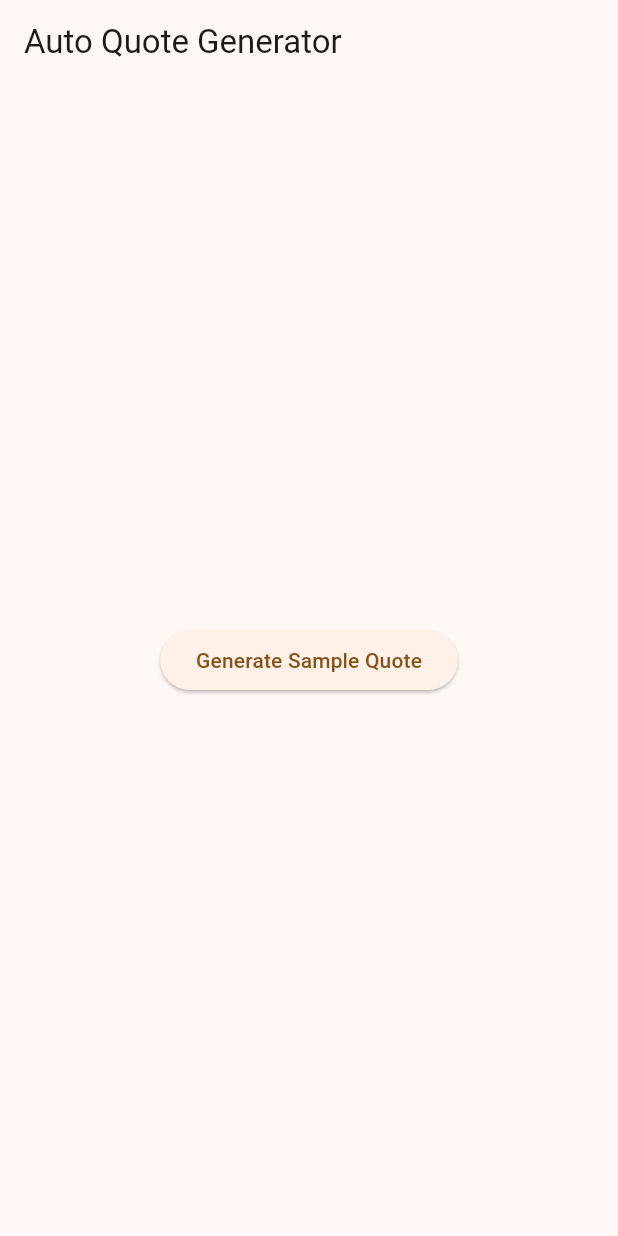
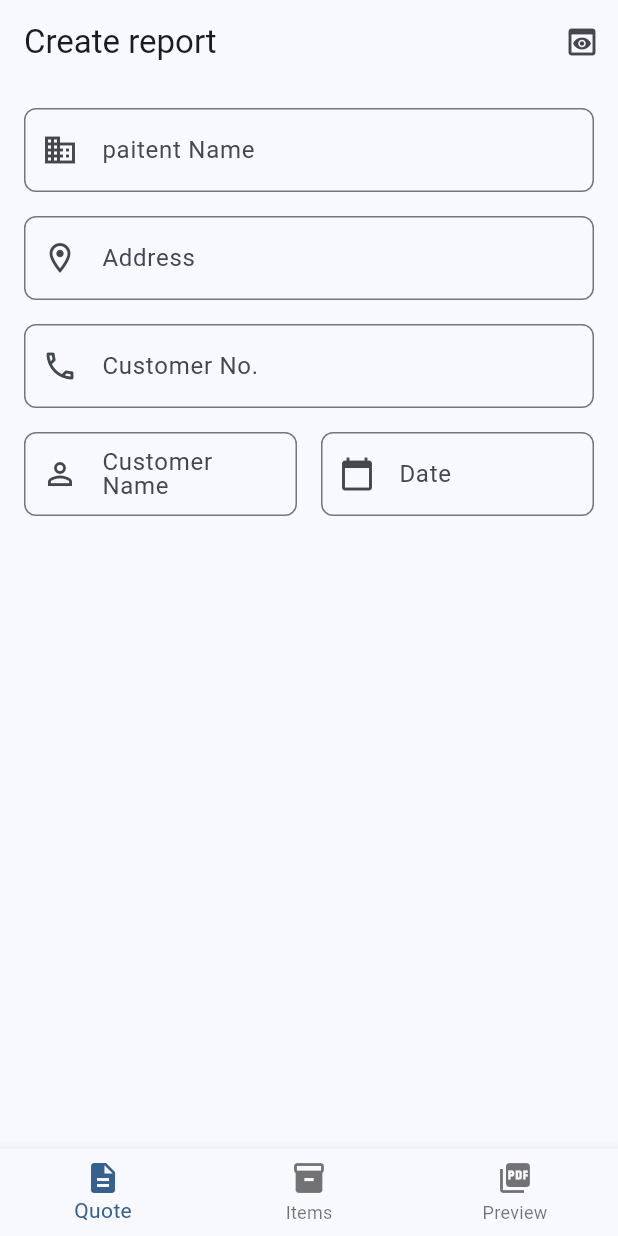
Before and after one commit to Sahil-Lakhani/Auto-Quote, a Flutter app: the screen it shows after launch, on a phone screen of 412 x 824 dp. Run offline on Flutter 3.47's test engine with Material 3 defaults, Android fonts, the phone set to English and light mode, and no system bars; our stand-ins replace pdf, printing.

Commit message:
added new tabs and screens and text controller for the form

```diff
--- a/lib/main.dart
+++ b/lib/main.dart
@@ -1,6 +1,8 @@
 import 'package:flutter/material.dart';
 import 'models/quote_model.dart';
 import 'screens/quote_preview_screen.dart';
+import 'screens/quote_form_screen.dart';
+import 'screens/product_form_screen.dart';
 
 void main() {
   runApp(const MyApp());
@@ -14,18 +16,31 @@ class MyApp extends StatelessWidget {
     return MaterialApp(
       title: 'Auto Quote',
       theme: ThemeData(
-        colorScheme: ColorScheme.fromSeed(seedColor: Colors.orange),
+        colorScheme: ColorScheme.fromSeed(seedColor: Colors.blue),
         useMaterial3: true,
       ),
-      home: const MyHomePage(),
+      home: const MainScreen(),
     );
   }
 }
 
-class MyHomePage extends StatelessWidget {
-  const MyHomePage({super.key});
+class MainScreen extends StatefulWidget {
+  const MainScreen({super.key});
 
-  Quote _getSampleQuote() {
+  @override
+  State<MainScreen> createState() => _MainScreenState();
+}
+
+class _MainScreenState extends State<MainScreen> {
+  int _selectedIndex = 0;
+
+  static final List<Widget> _screens = [
+    const QuoteFormScreen(),
+    const ProductFormScreen(),
+    QuotePreviewScreen(quote: _getSampleQuote()),
+  ];
+
+  static Quote _getSampleQuote() {
     return Quote(
       companyName: 'Design Que',
       address: 'address xyz',
@@ -92,26 +107,33 @@ class MyHomePage extends StatelessWidget {
     );
   }
 
+  void _onItemTapped(int index) {
+    setState(() {
+      _selectedIndex = index;
+    });
+  }
+
   @override
   Widget build(BuildContext context) {
     return Scaffold(
-      appBar: AppBar(
-        title: const Text('Auto Quote Generator'),
-      ),
-      body: Center(
-        child: ElevatedButton(
-          onPressed: () {
-            Navigator.push(
-              context,
-              MaterialPageRoute(
-                builder: (context) => QuotePreviewScreen(
-                  quote: _getSampleQuote(),
-                ),
-              ),
-            );
-          },
-          child: const Text('Generate Sample Quote'),
-        ),
+      body: _screens[_selectedIndex],
+      bottomNavigationBar: BottomNavigationBar(
+        items: const [
+          BottomNavigationBarItem(
+            icon: Icon(Icons.description),
+            label: 'Quote',
+          ),
+          BottomNavigationBarItem(
+            icon: Icon(Icons.inventory),
+            label: 'Items',
+          ),
+          BottomNavigationBarItem(
+            icon: Icon(Icons.picture_as_pdf),
+            label: 'Preview',
+          ),
+        ],
+        currentIndex: _selectedIndex,
+        onTap: _onItemTapped,
       ),
     );
   }
--- /dev/null
+++ b/lib/screens/quote_form_screen.dart
@@ -0,0 +1,341 @@
+import 'package:auto_quote/models/quote_model.dart';
+import 'package:auto_quote/screens/quote_preview_screen.dart';
+import 'package:flutter/material.dart';
+
+class QuoteFormScreen extends StatefulWidget {
+  const QuoteFormScreen({super.key});
+
+  @override
+  State<QuoteFormScreen> createState() => _QuoteFormScreenState();
+}
+
+class _QuoteFormScreenState extends State<QuoteFormScreen> {
+
+  final _companyController = TextEditingController();
+  final _addressController = TextEditingController();
+  final _phoneController = TextEditingController();
+  final _customerController = TextEditingController();
+  final _dateController = TextEditingController();
+
+  // bool _isDiscountEnabled = false;
+  // bool _isGstEnabled = false;
+
+  @override
+  void dispose() {
+    _companyController.dispose();
+    _addressController.dispose();
+    _phoneController.dispose();
+    _customerController.dispose();
+    _dateController.dispose();
+    super.dispose();
+  }
+
+  Quote _createQuote() {
+    return Quote(
+      companyName: _companyController.text,
+      address: _addressController.text,
+      phone: _phoneController.text,
+      clientName: _customerController.text,
+      date: _dateController.text.isNotEmpty
+          ? DateTime.parse(_dateController.text)
+          : DateTime.now(),
+      sections: [
+        QuoteSection(
+          title: 'Master Bedroom',
+          items: [
+            QuoteItem(
+              description: 'Bed -with Storage - Surrounded Cushioning',
+              areaOrQuantity: 1,
+              unitPrice: 85000,
+              totalPrice: 85000,
+            ),
+            QuoteItem(
+              description: 'Wardrobe - Sliding Shutter - with Laminates',
+              dimensions: "8'w x 7'h ft",
+              areaOrQuantity: 56,
+              unitPrice: 1850,
+              totalPrice: 103600,
+            ),
+            QuoteItem(
+              description: 'Walk-In Wardrobe - Loft Units - with Laminate',
+              dimensions: "8'w x 2'h ft",
+              areaOrQuantity: 16,
+              unitPrice: 1150,
+              totalPrice: 18400,
+            ),
+            QuoteItem(
+              description: 'Wall Light',
+              areaOrQuantity: 1,
+              unitPrice: 3000,
+              totalPrice: 3000,
+            ),
+            QuoteItem(
+              description: 'Bedback Panel with duco paint and louvers',
+              dimensions: "10'w x 9.5'h ft",
+              areaOrQuantity: 95,
+              unitPrice: 800,
+              totalPrice: 76000,
+            ),
+          ],
+        ),
+        QuoteSection(
+          title: 'Other',
+          items: [
+            QuoteItem(
+              description: 'False Ceiling - Painting - Asian Paints',
+              areaOrQuantity: 120,
+              unitPrice: 25,
+              totalPrice: 3000,
+            ),
+            QuoteItem(
+              description: 'False Ceiling - Saint Gobain Brand',
+              areaOrQuantity: 120,
+              unitPrice: 60,
+              totalPrice: 7200,
+            ),
+          ],
+        ),
+      ],
+    );
+  }
+
+  Future<void> _selectDate(BuildContext context) async {
+    final DateTime? picked = await showDatePicker(
+      context: context,
+      initialDate: DateTime.now(),
+      firstDate: DateTime(2000),
+      lastDate: DateTime(2100),
+    );
+    if (picked != null) {
+      setState(() {
+        _dateController.text = picked.toIso8601String().split('T')[0];
+      });
+    }
+  }
+
+  @override
+  Widget build(BuildContext context) {
+    return Scaffold(
+      appBar: AppBar(
+        title: const Text('Create report'),
+        actions: [
+          IconButton(
+            icon: const Icon(Icons.preview),
+            onPressed: () {
+              final quote = _createQuote();
+              Navigator.push(
+                context,
+                MaterialPageRoute(
+                  builder: (context) => QuotePreviewScreen(quote: quote),
+                ),
+              );
+            },
+          ),
+        ],
+      ),
+      body: SingleChildScrollView(
+        padding: const EdgeInsets.all(16),
+        child: Column(
+          crossAxisAlignment: CrossAxisAlignment.start,
+          children: [
+            TextField(
+              controller: _companyController,
+              decoration: InputDecoration(
+                label: const Text('paitent Name'),
+                hintText: 'paitnet Name',
+                prefixIcon: const Icon(Icons.business_outlined),
+                border: OutlineInputBorder(
+                  borderRadius: BorderRadius.circular(8),
+                ),
+              ),
+            ),
+            const SizedBox(height: 16),
+            TextField(
+              controller: _addressController,
+              decoration: InputDecoration(
+                label: const Text('Address'),
+                hintText: 'Address',
+                prefixIcon: const Icon(Icons.location_on_outlined),
+                border: OutlineInputBorder(
+                  borderRadius: BorderRadius.circular(8),
+                ),
+              ),
+            ),
+            const SizedBox(height: 16),
+            TextField(
+              controller: _phoneController,
+              decoration: InputDecoration(
+                label: const Text('Customer No.'),
+                hintText: '99669 22000',
+                prefixIcon: const Icon(Icons.phone_outlined),
+                border: OutlineInputBorder(
+                  borderRadius: BorderRadius.circular(8),
+                ),
+              ),
+            ),
+            const SizedBox(height: 16),
+            Row(
+              children: [
+                Expanded(
+                  child: TextField(
+                    controller: _customerController,
+                    decoration: InputDecoration(
+                      label: const Text('Customer Name'),
+                      hintText: 'Enter name',
+                      prefixIcon: const Icon(Icons.person_outline),
+                      border: OutlineInputBorder(
+                        borderRadius: BorderRadius.circular(8),
+                      ),
+                    ),
+                  ),
+                ),
+                const SizedBox(width: 16),
+                Expanded(
+                  child: TextField(
+                    controller: _dateController,
+                    decoration: InputDecoration(
+                      label: const Text('Date'),
+                      hintText: 'Select date',
+                      prefixIcon: const Icon(Icons.calendar_today),
+                      border: OutlineInputBorder(
+                        borderRadius: BorderRadius.circular(8),
+                      ),
+                    ),
+                    readOnly: true,
+                    onTap: () => _selectDate(context),
+                  ),
+                ),
+              ],
+            ),
+          ],
+        ),
+      ),
+    );
+  }
+  //       const SizedBox(height: 24),
+  //       Container(
+  //         padding: const EdgeInsets.all(16),
+  //         decoration: BoxDecoration(
+  //           color: Colors.orange[50],
+  //           borderRadius: BorderRadius.circular(8),
+  //         ),
+  //         child: TextField(
+  //           decoration: InputDecoration(
+  //             hintText: 'Room Name',
+  //             border: OutlineInputBorder(
+  //               borderRadius: BorderRadius.circular(8),
+  //             ),
+  //             suffixIcon: IconButton(
+  //               icon: const Icon(Icons.delete_outline),
+  //               onPressed: () {
+  //                 // Handle delete
+  //               },
+  //             ),
+  //           ),
+  //         ),
+  //       ),
+  //       const SizedBox(height: 16),
+  //       ElevatedButton(
+  //         onPressed: () {
+  //           // Handle add item
+  //         },
+  //         style: ElevatedButton.styleFrom(
+  //           backgroundColor: Colors.orange,
+  //           foregroundColor: Colors.white,
+  //           minimumSize: const Size(double.infinity, 48),
+  //         ),
+  //         child: const Row(
+  //           mainAxisAlignment: MainAxisAlignment.center,
+  //           children: [
+  //             Icon(Icons.add),
+  //             SizedBox(width: 8),
+  //             Text('Add Item'),
+  //           ],
+  //         ),
+  //       ),
+  //       const SizedBox(height: 16),
+  //       ElevatedButton(
+  //         onPressed: () {
+  //           // Handle add room
+  //         },
+  //         style: ElevatedButton.styleFrom(
+  //           backgroundColor: Colors.green,
+  //           foregroundColor: Colors.white,
+  //           minimumSize: const Size(double.infinity, 48),
+  //         ),
+  //         child: const Row(
+  //           mainAxisAlignment: MainAxisAlignment.center,
+  //           children: [
+  //             Icon(Icons.add),
+  //             SizedBox(width: 8),
+  //             Text('Add Room'),
+  //           ],
+  //         ),
+  //       ),
+  //       const SizedBox(height: 24),
+  //       const Row(
+  //         mainAxisAlignment: MainAxisAlignment.spaceBetween,
+  //         children: [
+  //           Text('Total'),
+  //           Text('₹0'),
+  //         ],
+  //       ),
+  //       const SizedBox(height: 16),
+  //       Row(
+  //         mainAxisAlignment: MainAxisAlignment.spaceBetween,
+  //         children: [
+  //           const Text('Discount'),
+  //           Switch(
+  //             value: _isDiscountEnabled,
+  //             onChanged: (value) {
+  //               setState(() {
+  //                 _isDiscountEnabled = value;
+  //               });
+  //             },
+  //           ),
+  //         ],
+  //       ),
+  //       Row(
+  //         mainAxisAlignment: MainAxisAlignment.spaceBetween,
+  //         children: [
+  //           const Text('GST'),
+  //           Switch(
+  //             value: _isGstEnabled,
+  //             onChanged: (value) {
+  //               setState(() {
+  //                 _isGstEnabled = value;
+  //               });
+  //             },
+  //           ),
+  //         ],
+  //       ),
+  //       const SizedBox(height: 16),
+  //       const Row(
+  //         mainAxisAlignment: MainAxisAlignment.spaceBetween,
+  //         children: [
+  //           Text('Grand Total', style: TextStyle(fontWeight: FontWeight.bold)),
+  //           Text('₹0', style: TextStyle(fontWeight: FontWeight.bold)),
+  //         ],
+  //       ),
+  //       const SizedBox(height: 24),
+  //       _buildExpandableSection('Payment Terms'),
+  //       const SizedBox(height: 16),
+  //       _buildExpandableSection('Material Specification'),
+
+  Widget _buildExpandableSection(String title) {
+    return Container(
+      decoration: BoxDecoration(
+        border: Border(
+          bottom: BorderSide(color: Colors.grey[300]!),
+        ),
+      ),
+      child: ListTile(
+        title: Text(title),
+        trailing: const Icon(Icons.keyboard_arrow_down),
+        onTap: () {
+          // Handle expansion
+        },
+      ),
+    );
+  }
+}
--- a/lib/screens/quote_preview_screen.dart
+++ b/lib/screens/quote_preview_screen.dart
@@ -12,7 +12,7 @@ class QuotePreviewScreen extends StatelessWidget {
   Widget build(BuildContext context) {
     return Scaffold(
       appBar: AppBar(
-        title: const Text('Quote Preview'),
+        title: const Text('Quote Preview screeen'),
       ),
       body: PdfPreview(
         build: (format) => PdfService.generateQuote(quote),
```
Also changed, not shown: lib/screens/product_form_screen.dart (added, +218 -0 lines).
